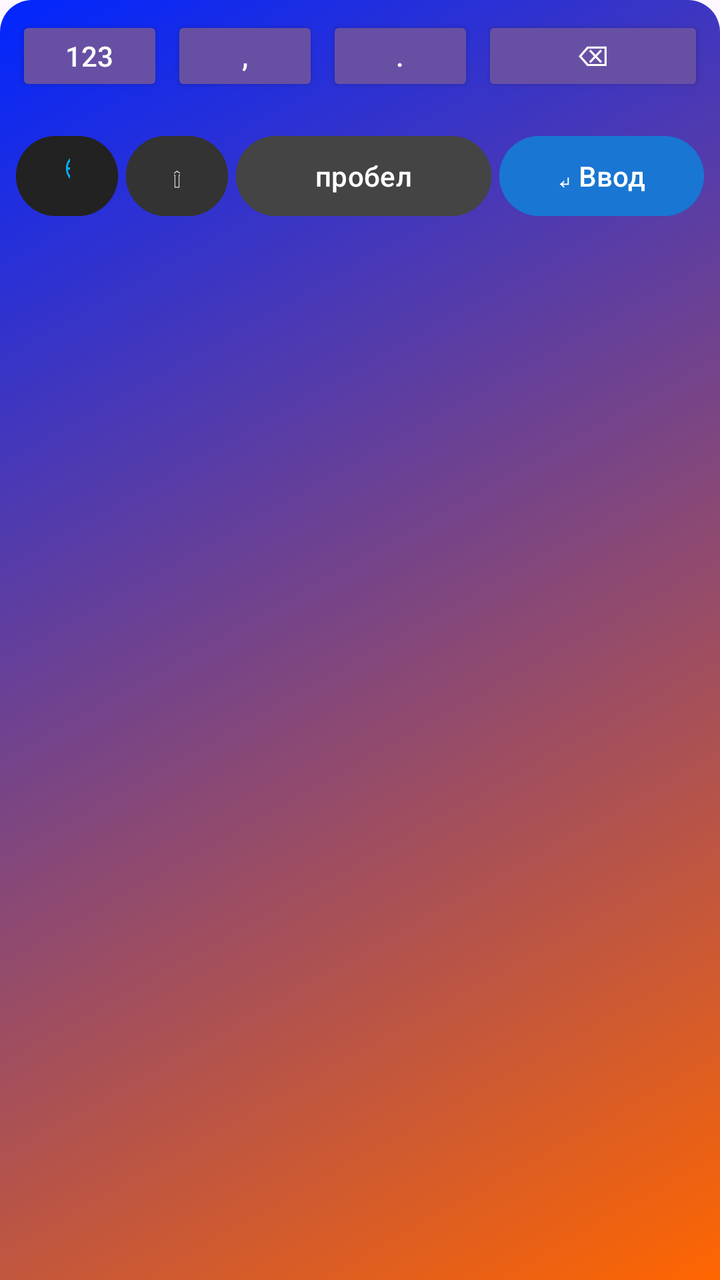
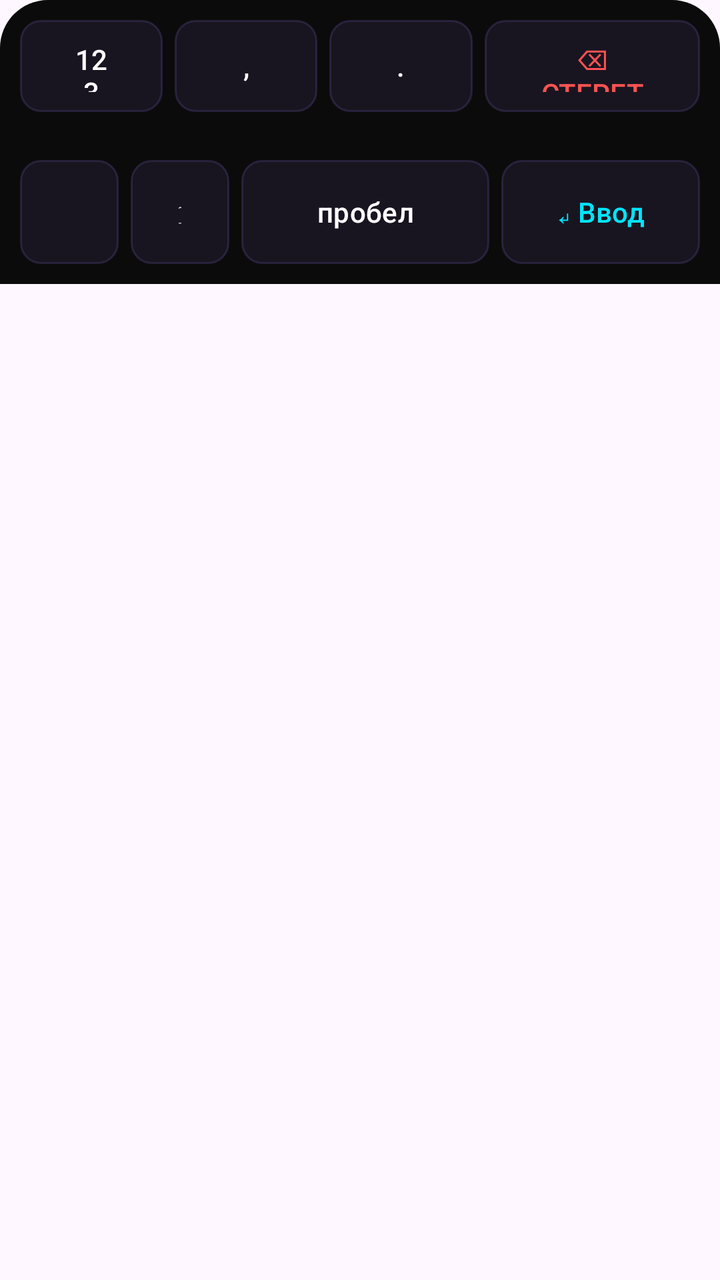

Screens rendered from an Android XML layout before and after an edit, with the pre-edit source and the edit as a unified diff.
<!-- AndroidManifest.xml: application theme Theme.SafeKeyboard -->
<!-- res/layout/keyboard_view.xml -->
<?xml version="1.0" encoding="utf-8"?>

<FrameLayout xmlns:android="http://schemas.android.com/apk/res/android"
    android:layout_width="match_parent"
    android:layout_height="wrap_content"
    android:background="@drawable/keyboard_background">

    
    <LinearLayout
        android:id="@+id/keyboard_main_layout"
        android:layout_width="match_parent"
        android:layout_height="wrap_content"
        android:orientation="vertical"
        android:padding="8dp">

        
        <LinearLayout
            android:layout_width="match_parent"
            android:layout_height="wrap_content"
            android:orientation="horizontal"
            android:gravity="center"
            android:layout_marginBottom="4dp">

            <Button
                android:id="@+id/btn_symbol_toggle"
                style="?android:attr/buttonStyleSmall"
                android:layout_width="0dp"
                android:layout_height="40dp"
                android:layout_weight="1"
                android:backgroundTint="#333333"
                android:textColor="#FFFFFF"
                android:text="123"
                android:textAllCaps="false" />

            <Button
                android:id="@+id/btn_comma"
                style="?android:attr/buttonStyleSmall"
                android:layout_width="0dp"
                android:layout_height="40dp"
                android:layout_weight="1"
                android:layout_marginStart="4dp"
                android:backgroundTint="#333333"
                android:textColor="#FFFFFF"
                android:text="," />

            <Button
                android:id="@+id/btn_dot"
                style="?android:attr/buttonStyleSmall"
                android:layout_width="0dp"
                android:layout_height="40dp"
                android:layout_weight="1"
                android:layout_marginStart="4dp"
                android:backgroundTint="#333333"
                android:textColor="#FFFFFF"
                android:text="." />

            <Button
                android:id="@+id/btn_delete"
                style="?android:attr/buttonStyleSmall"
                android:layout_width="0dp"
                android:layout_height="40dp"
                android:layout_weight="1.5"
                android:layout_marginStart="4dp"
                android:backgroundTint="#D32F2F"
                android:textColor="#FFFFFF"
                android:text="⌫ Стереть" />
        </LinearLayout>

        
        <LinearLayout
            android:id="@+id/row_1"
            android:layout_width="match_parent"
            android:layout_height="wrap_content"
            android:orientation="horizontal"
            android:gravity="center"
            android:layout_marginBottom="4dp" />

        
        <LinearLayout
            android:id="@+id/row_2"
            android:layout_width="match_parent"
            android:layout_height="wrap_content"
            android:orientation="horizontal"
            android:gravity="center"
            android:layout_marginBottom="4dp" />

        
        <LinearLayout
            android:id="@+id/row_3"
            android:layout_width="match_parent"
            android:layout_height="wrap_content"
            android:orientation="horizontal"
            android:gravity="center"
            android:layout_marginBottom="4dp" />

        
        <LinearLayout
            android:layout_width="match_parent"
            android:layout_height="wrap_content"
            android:orientation="horizontal"
            android:gravity="center">

            <Button
                android:id="@+id/btn_language"
                android:layout_width="0dp"
                android:layout_height="48dp"
                android:layout_weight="1.0"
                android:backgroundTint="#222222"
                android:textColor="#FFFFFF"
                android:text="🌐 RU"
                android:textAllCaps="false" />

            <Button
                android:id="@+id/btn_shift"
                android:layout_width="0dp"
                android:layout_height="48dp"
                android:layout_weight="1.0"
                android:layout_marginStart="4dp"
                android:layout_marginEnd="4dp"
                android:backgroundTint="#333333"
                android:textColor="#FFFFFF"
                android:text="⇧"
                android:textAllCaps="false" />

            <Button
                android:id="@+id/btn_space"
                android:layout_width="0dp"
                android:layout_height="48dp"
                android:layout_weight="2.5"
                android:layout_marginEnd="4dp"
                android:backgroundTint="#444444"
                android:textColor="#FFFFFF"
                android:text="пробел"
                android:textAllCaps="false" />

            <Button
                android:id="@+id/btn_enter"
                android:layout_width="0dp"
                android:layout_height="48dp"
                android:layout_weight="2.0"
                android:backgroundTint="#1976D2"
                android:textColor="#FFFFFF"
                android:text="↵ Ввод"
                android:textAllCaps="false" />
        </LinearLayout>

    </LinearLayout>

    
    <LinearLayout
        android:id="@+id/alarm_layout"
        android:layout_width="match_parent"
        android:layout_height="match_parent"
        android:background="#E6111111"
        android:gravity="center"
        android:padding="16dp"
        android:visibility="gone">

        <Button
            android:id="@+id/btn_stop_alarm"
            android:layout_width="match_parent"
            android:layout_height="110dp"
            android:backgroundTint="#D32F2F"
            android:textColor="#FFFFFF"
            android:textSize="18sp"
            android:text="ОСТАНОВИТЬ МУЗЫКУ (Ждите... 15с)"
            android:textAllCaps="false" />

    </LinearLayout>

</FrameLayout>
<!-- resources referenced by this layout -->
<resources>
  <!-- drawable keyboard_background (drawable) -->
  <?xml version="1.0" encoding="utf-8"?>
  
  <shape xmlns:android="http://schemas.android.com/apk/res/android"
      android:shape="rectangle">
      <gradient
          android:angle="135"
          android:startColor="#FF6600"
          android:endColor="#0026FF"
          android:type="linear" />
      <corners android:topRightRadius="16dp" android:topLeftRadius="16dp" />
  </shape>
  <style name="Theme.SafeKeyboard" parent="Base.Theme.SafeKeyboard" />
  <style name="Base.Theme.SafeKeyboard" parent="Theme.Material3.DayNight.NoActionBar">
          
          
      </style>
</resources>

<!-- the commit's change to res/layout/keyboard_view.xml (unified diff, before → after) -->
@@ -3,7 +3,8 @@
 <FrameLayout xmlns:android="http://schemas.android.com/apk/res/android"
     android:layout_width="match_parent"
     android:layout_height="wrap_content"
-    android:background="@drawable/keyboard_background">
+    android:paddingBottom="16dp"
+    android:background="@android:color/transparent">
 
     
     <LinearLayout
@@ -11,7 +12,8 @@
         android:layout_width="match_parent"
         android:layout_height="wrap_content"
         android:orientation="vertical"
-        android:padding="8dp">
+        android:background="@drawable/keyboard_background"
+        android:padding="10dp">
 
         
         <LinearLayout
@@ -19,15 +21,15 @@
             android:layout_height="wrap_content"
             android:orientation="horizontal"
             android:gravity="center"
-            android:layout_marginBottom="4dp">
+            android:layout_marginBottom="6dp">
 
             <Button
                 android:id="@+id/btn_symbol_toggle"
                 style="?android:attr/buttonStyleSmall"
                 android:layout_width="0dp"
-                android:layout_height="40dp"
+                android:layout_height="46dp"
                 android:layout_weight="1"
-                android:backgroundTint="#333333"
+                android:background="@drawable/key_background"
                 android:textColor="#FFFFFF"
                 android:text="123"
                 android:textAllCaps="false" />
@@ -36,10 +38,10 @@
                 android:id="@+id/btn_comma"
                 style="?android:attr/buttonStyleSmall"
                 android:layout_width="0dp"
-                android:layout_height="40dp"
+                android:layout_height="46dp"
                 android:layout_weight="1"
-                android:layout_marginStart="4dp"
-                android:backgroundTint="#333333"
+                android:layout_marginStart="6dp"
+                android:background="@drawable/key_background"
                 android:textColor="#FFFFFF"
                 android:text="," />
 
@@ -47,10 +49,10 @@
                 android:id="@+id/btn_dot"
                 style="?android:attr/buttonStyleSmall"
                 android:layout_width="0dp"
-                android:layout_height="40dp"
+                android:layout_height="46dp"
                 android:layout_weight="1"
-                android:layout_marginStart="4dp"
-                android:backgroundTint="#333333"
+                android:layout_marginStart="6dp"
+                android:background="@drawable/key_background"
                 android:textColor="#FFFFFF"
                 android:text="." />
 
@@ -58,11 +60,11 @@
                 android:id="@+id/btn_delete"
                 style="?android:attr/buttonStyleSmall"
                 android:layout_width="0dp"
-                android:layout_height="40dp"
+                android:layout_height="46dp"
                 android:layout_weight="1.5"
-                android:layout_marginStart="4dp"
-                android:backgroundTint="#D32F2F"
-                android:textColor="#FFFFFF"
+                android:layout_marginStart="6dp"
+                android:background="@drawable/key_background"
+                android:textColor="#FF5252"
                 android:text="⌫ Стереть" />
         </LinearLayout>
 
@@ -73,7 +75,7 @@
             android:layout_height="wrap_content"
             android:orientation="horizontal"
             android:gravity="center"
-            android:layout_marginBottom="4dp" />
+            android:layout_marginBottom="6dp" />
 
         
         <LinearLayout
@@ -82,7 +84,7 @@
             android:layout_height="wrap_content"
             android:orientation="horizontal"
             android:gravity="center"
-            android:layout_marginBottom="4dp" />
+            android:layout_marginBottom="6dp" />
 
         
         <LinearLayout
@@ -91,7 +93,7 @@
             android:layout_height="wrap_content"
             android:orientation="horizontal"
             android:gravity="center"
-            android:layout_marginBottom="4dp" />
+            android:layout_marginBottom="6dp" />
 
         
         <LinearLayout
@@ -103,9 +105,9 @@
             <Button
                 android:id="@+id/btn_language"
                 android:layout_width="0dp"
-                android:layout_height="48dp"
+                android:layout_height="52dp"
                 android:layout_weight="1.0"
-                android:backgroundTint="#222222"
+                android:background="@drawable/key_background"
                 android:textColor="#FFFFFF"
                 android:text="🌐 RU"
                 android:textAllCaps="false" />
@@ -113,11 +115,11 @@
             <Button
                 android:id="@+id/btn_shift"
                 android:layout_width="0dp"
-                android:layout_height="48dp"
+                android:layout_height="52dp"
                 android:layout_weight="1.0"
-                android:layout_marginStart="4dp"
-                android:layout_marginEnd="4dp"
-                android:backgroundTint="#333333"
+                android:layout_marginStart="6dp"
+                android:layout_marginEnd="6dp"
+                android:background="@drawable/key_background"
                 android:textColor="#FFFFFF"
                 android:text="⇧"
                 android:textAllCaps="false" />
@@ -125,10 +127,10 @@
             <Button
                 android:id="@+id/btn_space"
                 android:layout_width="0dp"
-                android:layout_height="48dp"
+                android:layout_height="52dp"
                 android:layout_weight="2.5"
-                android:layout_marginEnd="4dp"
-                android:backgroundTint="#444444"
+                android:layout_marginEnd="6dp"
+                android:background="@drawable/key_background"
                 android:textColor="#FFFFFF"
                 android:text="пробел"
                 android:textAllCaps="false" />
@@ -136,10 +138,10 @@
             <Button
                 android:id="@+id/btn_enter"
                 android:layout_width="0dp"
-                android:layout_height="48dp"
+                android:layout_height="52dp"
                 android:layout_weight="2.0"
-                android:backgroundTint="#1976D2"
-                android:textColor="#FFFFFF"
+                android:background="@drawable/key_background"
+                android:textColor="#00E5FF"
                 android:text="↵ Ввод"
                 android:textAllCaps="false" />
         </LinearLayout>
@@ -160,7 +162,7 @@
             android:id="@+id/btn_stop_alarm"
             android:layout_width="match_parent"
             android:layout_height="110dp"
-            android:backgroundTint="#D32F2F"
+            android:background="@drawable/key_background"
             android:textColor="#FFFFFF"
             android:textSize="18sp"
             android:text="ОСТАНОВИТЬ МУЗЫКУ (Ждите... 15с)"
<!-- resource entries referenced after the edit -->
@@ -1,16 +1,27 @@
 <!-- resources referenced by this layout -->
 <resources>
+  <!-- drawable key_background (drawable) -->
+  <?xml version="1.0" encoding="utf-8"?>
+  
+  <ripple xmlns:android="http://schemas.android.com/apk/res/android"
+      android:color="#80FF6600"> 
+      <item>
+          <shape android:shape="rectangle">
+              
+              <solid android:color="#22FFFFFF" />
+              <corners android:radius="10dp" />
+              <stroke android:width="1dp" android:color="#44FFFFFF" />
+          </shape>
+      </item>
+  </ripple>
   <!-- drawable keyboard_background (drawable) -->
   <?xml version="1.0" encoding="utf-8"?>
   
   <shape xmlns:android="http://schemas.android.com/apk/res/android"
       android:shape="rectangle">
-      <gradient
-          android:angle="135"
-          android:startColor="#FF6600"
-          android:endColor="#0026FF"
-          android:type="linear" />
-      <corners android:topRightRadius="16dp" android:topLeftRadius="16dp" />
+      
+      <solid android:color="#FF0B0B0B" />
+      <corners android:topRightRadius="24dp" android:topLeftRadius="24dp" />
   </shape>
   <style name="Theme.SafeKeyboard" parent="Base.Theme.SafeKeyboard" />
   <style name="Base.Theme.SafeKeyboard" parent="Theme.Material3.DayNight.NoActionBar">
